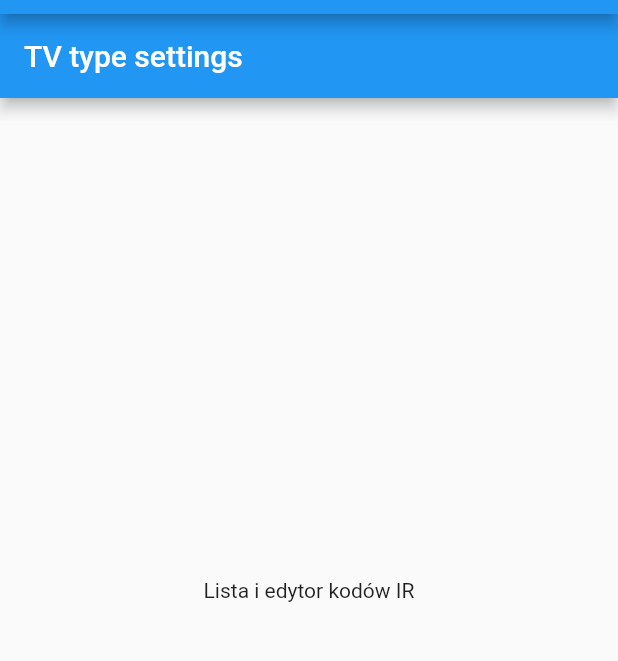
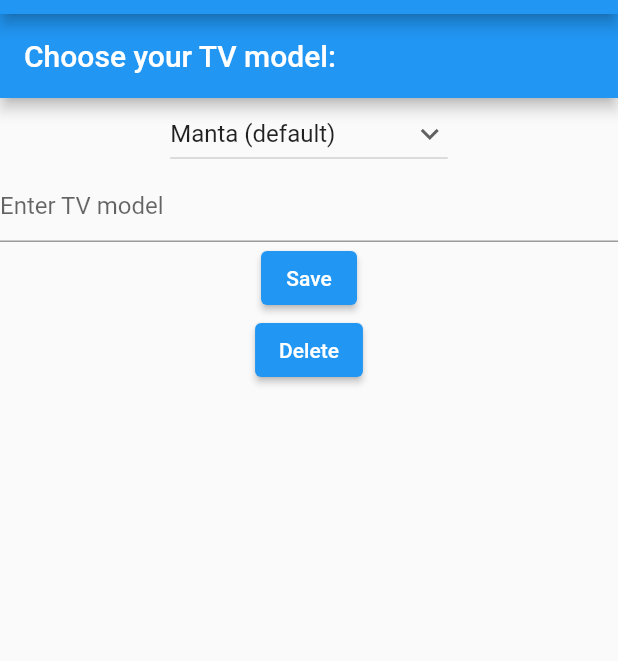
Before and after one commit to KrystianOlszowy/bt2irApp, a Flutter app: the screen it shows after launch, item 2 of the bottom bar chosen, on a phone screen of 412 x 824 dp, the part 70-731 px from its top. Run offline on Flutter 3.47's test engine with Material 2 defaults, Android fonts, the phone set to English and light mode, and no system bars; our stand-ins replace flutter_blue, shared_preferences.

Commit message:
Changes in mode page

```diff
--- a/lib/mode_screen.dart
+++ b/lib/mode_screen.dart
@@ -1,17 +1,113 @@
 import 'package:flutter/material.dart';
+import 'tv_model.dart';
 
-class ModeScreen extends StatelessWidget {
+class ModeScreen extends StatefulWidget {
   const ModeScreen({super.key});
+
+  @override
+  ModeScreenState createState() => ModeScreenState();
+}
+
+class ModeScreenState extends State<ModeScreen> {
+  Set<TVModel> tvModels = {};
+  static final mantaTvModel = TVModel("Manta (default)");
+  static TVModel selectedTVModel = mantaTvModel;
+  final nameController = TextEditingController();
+
+  final GlobalKey<FormState> _formKey = GlobalKey<FormState>();
+
+  @override
+  void initState() {
+    super.initState();
+    loadTVModels();
+  }
+
+  Future<void> loadTVModels() async {
+    tvModels.addAll(await SharedPrefs.getTVModels());
+    tvModels.add(mantaTvModel);
+    saveTVModels();
+    setState(() {
+      selectedTVModel = tvModels.first;
+    });
+  }
+
+  Future<void> saveTVModels() async {
+    await SharedPrefs.saveTVModels(tvModels.toList());
+  }
+
+  Future<void> addTVModel(TVModel tvModel) async {
+    tvModels.add(tvModel);
+    saveTVModels();
+    setState(() {
+      selectedTVModel = tvModel;
+    });
+  }
+
+  Future<void> removeTVModel(TVModel tvModel) async {
+    if (tvModel.name != "Manta (default)") {
+      tvModels.remove(tvModel);
+      saveTVModels();
+      setState(() {
+        selectedTVModel = tvModels.first;
+      });
+    }
+  }
 
   @override
   Widget build(BuildContext context) {
     return Scaffold(
-      appBar: AppBar(
-        title: const Text('TV type settings'),
-      ),
-      body: const Center(
-        child: Text('Lista i edytor kodów IR'),
-      ),
-    );
+        appBar: AppBar(
+          title: const Text('Choose your TV model:'),
+        ),
+        body: Form(
+            key: _formKey,
+            child: Column(children: [
+              DropdownButton<TVModel>(
+                value: selectedTVModel,
+                hint: const Text("Choose your TV model"),
+                icon: const Icon(Icons.keyboard_arrow_down),
+                onChanged: (TVModel? newValue) {
+                  setState(() {
+                    selectedTVModel = newValue ?? mantaTvModel;
+                    nameController.text = newValue?.name ?? '';
+                  });
+                },
+                items:
+                    tvModels.map<DropdownMenuItem<TVModel>>((TVModel tvModel) {
+                  return DropdownMenuItem<TVModel>(
+                    value: tvModel,
+                    child: Text(tvModel.name ?? "Name error!"),
+                  );
+                }).toList(),
+              ),
+              TextFormField(
+                controller: nameController,
+                decoration: const InputDecoration(
+                  hintText: 'Enter TV model',
+                ),
+                validator: (String? value) {
+                  if (value == null || value.isEmpty) {
+                    return 'TV model name cannnot be empty';
+                  }
+                  return null;
+                },
+              ),
+              ElevatedButton(
+                onPressed: () {
+                  if (_formKey.currentState!.validate()) {
+                    TVModel newTVModel = TVModel(nameController.text);
+                    newTVModel.one.setIrCode(99);
+                    addTVModel(newTVModel);
+                  }
+                },
+                child: const Text('Save'),
+              ),
+              ElevatedButton(
+                onPressed: () {
+                  removeTVModel(selectedTVModel);
+                },
+                child: const Text('Delete'),
+              ),
+            ])));
   }
 }
--- /dev/null
+++ b/lib/tv_model.dart
@@ -0,0 +1,159 @@
+import 'dart:convert';
+import 'package:shared_preferences/shared_preferences.dart';
+
+class SharedPrefs {
+  static SharedPreferences? _sharedPrefs;
+
+  static Future<void> initialize() async {
+    _sharedPrefs ??= await SharedPreferences.getInstance();
+  }
+
+  static Future<void> saveTVModels(List<TVModel> tvModels) async {
+    await initialize();
+    List<Map<String, dynamic>> jasonTVModels =
+        tvModels.map((tvModel) => tvModel.toJson()).toList();
+    await _sharedPrefs!.setString('tvModels', json.encode(jasonTVModels));
+  }
+
+  static Future<List<TVModel>> getTVModels() async {
+    await initialize();
+    final jsonString = _sharedPrefs!.getString('tvModels');
+    if (jsonString == null) {
+      return [];
+    }
+    List<dynamic> jasonTVModels = json.decode(jsonString);
+    return jasonTVModels.map((json) => TVModel.fromJson(json)).toList();
+  }
+
+  static Future<void> addTVModel(TVModel tvModel) async {
+    List<TVModel> tvModels = await getTVModels();
+    tvModels.add(tvModel);
+    await saveTVModels(tvModels);
+  }
+
+  static Future<void> removeTVModel(TVModel tvModel) async {
+    List<TVModel> tvModels = await getTVModels();
+    tvModels.remove(tvModel);
+    await saveTVModels(tvModels);
+  }
+}
+
+class TVModel {
+  String? name;
+  Button zero = Button(0);
+  Button one = Button(1);
+  Button two = Button(2);
+  Button three = Button(3);
+  Button four = Button(4);
+  Button five = Button(5);
+  Button six = Button(6);
+  Button seven = Button(7);
+  Button eight = Button(8);
+  Button nine = Button(9);
+  Button power = Button(10);
+  Button mute = Button(11);
+  Button channelUp = Button(12);
+  Button channelDown = Button(13);
+  Button volumeUp = Button(14);
+  Button volumeDown = Button(15);
+  Button menu = Button(16);
+  Button okay = Button(17);
+  Button moveUp = Button(18);
+  Button moveDown = Button(19);
+  Button moveLeft = Button(20);
+  Button moveRight = Button(21);
+
+  TVModel(this.name);
+
+  @override
+  bool operator ==(Object other) =>
+      identical(this, other) ||
+      other is TVModel &&
+          runtimeType == other.runtimeType &&
+          other.name == name;
+
+  @override
+  int get hashCode => name.hashCode;
+
+  Map<String, dynamic> toJson() {
+    return {
+      'name': name,
+      'zero': zero.toJson(),
+      'one': one.toJson(),
+      'two': two.toJson(),
+      'three': three.toJson(),
+      'four': four.toJson(),
+      'five': five.toJson(),
+      'six': six.toJson(),
+      'seven': seven.toJson(),
+      'eight': eight.toJson(),
+      'nine': nine.toJson(),
+      'power': power.toJson(),
+      'mute': mute.toJson(),
+      'channelUp': channelUp.toJson(),
+      'channelDown': channelDown.toJson(),
+      'volumeUp': volumeUp.toJson(),
+      'volumeDown': volumeDown.toJson(),
+      'menu': menu.toJson(),
+      'okay': okay.toJson(),
+      'moveUp': moveUp.toJson(),
+      'moveDown': moveDown.toJson(),
+      'moveLeft': moveLeft.toJson(),
+      'moveRight': moveRight.toJson(),
+    };
+  }
+
+  TVModel.fromJson(Map<String, dynamic> json)
+      : name = json['name'],
+        zero = Button.fromJson(json['zero']),
+        one = Button.fromJson(json['one']),
+        two = Button.fromJson(json['two']),
+        three = Button.fromJson(json['three']),
+        four = Button.fromJson(json['four']),
+        five = Button.fromJson(json['five']),
+        six = Button.fromJson(json['six']),
+        seven = Button.fromJson(json['seven']),
+        eight = Button.fromJson(json['eight']),
+        nine = Button.fromJson(json['nine']),
+        power = Button.fromJson(json['power']),
+        mute = Button.fromJson(json['mute']),
+        channelUp = Button.fromJson(json['channelUp']),
+        channelDown = Button.fromJson(json['channelDown']),
+        volumeUp = Button.fromJson(json['volumeUp']),
+        volumeDown = Button.fromJson(json['volumeDown']),
+        menu = Button.fromJson(json['menu']),
+        okay = Button.fromJson(json['okay']),
+        moveUp = Button.fromJson(json['moveUp']),
+        moveDown = Button.fromJson(json['moveDown']),
+        moveLeft = Button.fromJson(json['moveLeft']),
+        moveRight = Button.fromJson(json['moveRight']);
+}
+
+class Button {
+  final int _id;
+  int _irCode = 0;
+  Button(this._id);
+
+  int getId() {
+    return _id;
+  }
+
+  void setIrCode(int irCode) {
+    _irCode = irCode;
+  }
+
+  int getIrCode() {
+    return _irCode;
+  }
+
+  Map<String, dynamic> toJson() {
+    return {
+      'id': _id,
+      'irCode': _irCode,
+    };
+  }
+
+  Button.fromJson(Map<String, dynamic> json)
+      : _id = json['id'] as int,
+        _irCode = json['irCode'] as int;
+}
--- a/pubspec.yaml
+++ b/pubspec.yaml
@@ -7,9 +7,11 @@ environment:
   sdk: '>=2.19.6 <3.0.0'
 
 dependencies:
+  convert: ^3.1.1
   flutter:
     sdk: flutter
   flutter_blue:
+  shared_preferences: ^2.0.7
 
 dev_dependencies:
   flutter_test:
```
Also changed, not shown: pubspec.lock, 3 other files.
